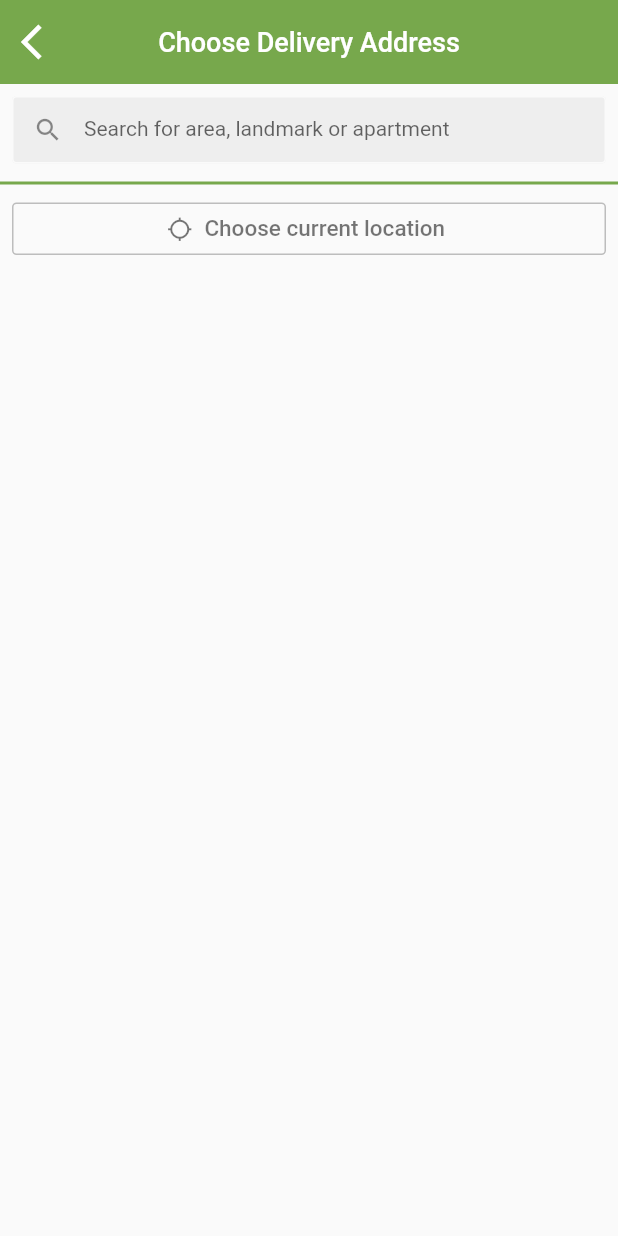
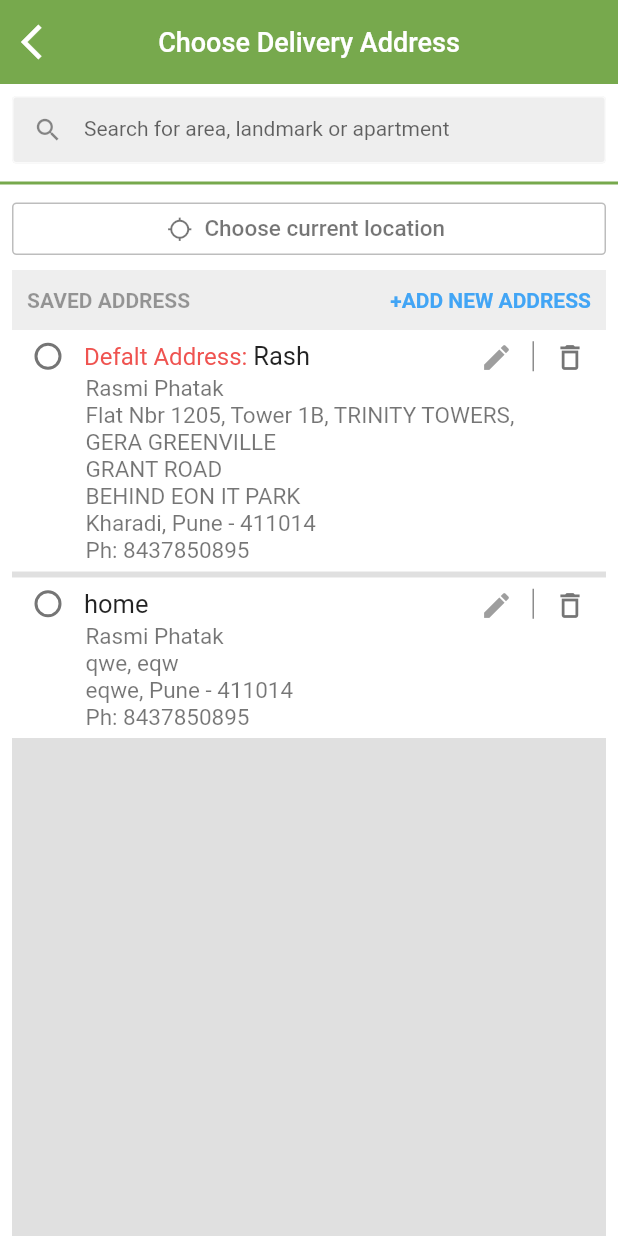
Before and after one commit to Manu-AdapptLimited/basket2, a Flutter app: the screen it shows after launch, on a phone screen of 412 x 824 dp. Run offline on Flutter 3.47's test engine with Material 2 defaults, Android fonts, the light colour scheme and no system bars.

Commit message:
choose address completed

```diff
--- a/lib/DeliveryAddress/DeliveryAdd.dart
+++ b/lib/DeliveryAddress/DeliveryAdd.dart
@@ -6,6 +6,7 @@ class DeliveryAdd extends StatelessWidget {
   @override
   Widget build(BuildContext context) {
     return Scaffold(
+      backgroundColor: Colors.white,
       appBar: AppBar(
         leading: IconButton(
             icon: Icon(
@@ -35,6 +36,7 @@ class DeliveryAdd extends StatelessWidget {
                 thickness: 2.0,
                 ),
                 LocationBtn(),
+                AddContainer()
 
 
               ],
--- /dev/null
+++ b/lib/DeliveryAddress/Widget/AddContainer.dart
@@ -0,0 +1,51 @@
+
+import 'package:flutter/material.dart';
+import 'Widgets.dart';
+
+class AddContainer extends StatelessWidget {
+  @override
+  Widget build(BuildContext context) {
+    return Container(
+      color: Colors.white,
+      width: MediaQuery.of(context).size.width,
+      height: MediaQuery.of(context).size.height,
+      child: Container(
+        color: Colors.grey[300],
+        margin: EdgeInsets.only(left: 8, right: 8),
+        child: Column(
+          crossAxisAlignment: CrossAxisAlignment.start,
+          children: [
+            Container(
+              height: 40,
+              padding: EdgeInsets.only(
+                left: 10,
+              ),
+              color: Colors.grey[200],
+              child: Row(
+                mainAxisAlignment: MainAxisAlignment.spaceBetween,
+                children: [
+                  Text('SAVED ADDRESS',
+                      style: TextStyle(
+                          fontWeight: FontWeight.bold, color: Colors.black38)),
+                  FlatButton(
+                    padding: EdgeInsets.only(right: 10),
+                    onPressed: () {},
+                    child: Text('+ADD NEW ADDRESS',
+                        style: TextStyle(
+                            fontWeight: FontWeight.bold,
+                            color: Colors.blue[400])),
+                  )
+                ],
+              ),
+            ),
+
+            DefaultAdd(),
+
+            HomeAdd()
+
+          ],
+        ),
+      ),
+    );
+  }
+}
--- /dev/null
+++ b/lib/DeliveryAddress/Widget/DefaultAdd.dart
@@ -0,0 +1,118 @@
+import 'package:flutter/material.dart';
+
+class DefaultAdd extends StatefulWidget {
+  @override
+  _DefaultAddState createState() => _DefaultAddState();
+}
+
+class _DefaultAddState extends State<DefaultAdd> {
+  var selectVal = 0;
+  onChange(value) {
+    setState(() {
+      selectVal = value;
+    });
+  }
+
+  @override
+  Widget build(BuildContext context) {
+    return Container(
+      color: Colors.white,
+      padding: EdgeInsets.only(top: 5,bottom: 5),
+      margin: EdgeInsets.only(bottom: 4),
+      child: Column(
+        crossAxisAlignment: CrossAxisAlignment.start,
+        children: [
+          Container(
+            height: 25,
+            child: Row(
+              mainAxisAlignment: MainAxisAlignment.spaceBetween,
+              children: [
+                Container(
+                  child: Row(
+                    children: [
+                      Radio(
+                          activeColor: Colors.black,
+                          focusColor: Color.fromRGBO(104, 159, 57, 0.9),
+                          autofocus: true,
+                          value: 1,
+                          groupValue: selectVal,
+                          onChanged: (value) {
+                            onChange(value);
+                          }),
+                      RichText(
+                          text: TextSpan(
+                              text: 'Defalt Address: ',
+                              style: TextStyle(
+                                color: Colors.red[400],
+                                fontSize: 16,
+                              ),
+                              children: [
+                            TextSpan(
+                              text: 'Rash',
+                              style: TextStyle(
+                                color: Colors.black87,
+                                fontSize: 17,
+                              ),
+                            )
+                          ]))
+                    ],
+                  ),
+                ),
+                Container(
+                  height: 20,
+                  child: Row(
+                    children: [
+                      IconButton(
+                          padding: EdgeInsets.all(0),
+                          icon: Icon(
+                            Icons.mode_edit,
+                            size: 22,
+                            color: Colors.grey[500],
+                          ),
+                          onPressed: () {}),
+                      Container(
+                        decoration: BoxDecoration(
+                          border: Border(
+                            left: BorderSide(
+                              color: Colors.black45,
+                            ),
+                          ),
+                        ),
+                        child: IconButton(
+                            padding: EdgeInsets.all(0),
+                            icon: Icon(
+                              Icons.delete_outline,
+                              size: 22,
+                              color: Colors.grey[600],
+                            ),
+                            onPressed: () {}),
+                      ),
+                    ],
+                  ),
+                )
+              ],
+            ),
+          ),
+          texts('Rasmi Phatak'),
+          texts('Flat Nbr 1205, Tower 1B, TRINITY TOWERS,'),
+          texts('GERA GREENVILLE'),
+          texts('GRANT ROAD'),
+          texts('BEHIND EON IT PARK'),
+          texts('Kharadi, Pune - 411014'),
+          texts('Ph: 8437850895'),
+
+        ],
+      ),
+    );
+  }
+}
+
+Widget texts(text) {
+  return Padding(
+    padding: const EdgeInsets.only(left: 49),
+    child: Text(text,style: TextStyle(
+      color: Colors.black54,
+      fontSize: 15
+    ),),
+  );
+}
--- /dev/null
+++ b/lib/DeliveryAddress/Widget/HomeAdd.dart
@@ -0,0 +1,117 @@
+import 'package:flutter/material.dart';
+
+
+class HomeAdd extends StatefulWidget {
+  @override
+  _HomeAddState createState() => _HomeAddState();
+}
+
+class _HomeAddState extends State<HomeAdd> {
+  var selectVal = 0;
+  onChange(value) {
+    setState(() {
+      selectVal = value;
+    });
+  }
+  @override
+  Widget build(BuildContext context) {
+    return Container(
+      color: Colors.white,
+      padding: EdgeInsets.only(top: 5,bottom: 5),
+      child: Column(
+        crossAxisAlignment: CrossAxisAlignment.start,
+        children: [
+          Container(
+            height: 25,
+            child: Row(
+              mainAxisAlignment: MainAxisAlignment.spaceBetween,
+              children: [
+                Container(
+                  child: Row(
+                    children: [
+                      Radio(
+                          activeColor: Colors.black,
+                          focusColor: Color.fromRGBO(104, 159, 57, 0.9),
+                          autofocus: true,
+                          value: 1,
+                          groupValue: selectVal,
+                          onChanged: (value) {
+                            onChange(value);
+                          }),
+                      RichText(
+                          text: TextSpan(
+                              text: '',
+                              style: TextStyle(
+                                color: Colors.red[400],
+                                fontSize: 16,
+                              ),
+                              children: [
+                            TextSpan(
+                              text: 'home',
+                              style: TextStyle(
+                                color: Colors.black87,
+                                fontSize: 17,
+                              ),
+                            )
+                          ]))
+                    ],
+                  ),
+                ),
+                Container(
+                  height: 20,
+                  child: Row(
+                    children: [
+                      IconButton(
+                          padding: EdgeInsets.all(0),
+                          icon: Icon(
+                            Icons.mode_edit,
+                            size: 22,
+                            color: Colors.grey[500],
+                          ),
+                          onPressed: () {}),
+                      Container(
+                        decoration: BoxDecoration(
+                          border: Border(
+                            left: BorderSide(
+                              color: Colors.black45,
+                            ),
+                          ),
+                        ),
+                        child: IconButton(
+                            padding: EdgeInsets.all(0),
+                            icon: Icon(
+                              Icons.delete_outline,
+                              size: 22,
+                              color: Colors.grey[600],
+                            ),
+                            onPressed: () {}),
+                      ),
+                    ],
+                  ),
+                )
+              ],
+            ),
+          ),
+          text('Rasmi Phatak'),
+          text('qwe, eqw'),
+          text('eqwe, Pune - 411014 '),
+          // text('GRANT ROAD'),
+          // text('BEHIND EON IT PARK'),
+          // text('Kharadi, Pune - 411014'),
+          text('Ph: 8437850895'),
+
+        ],
+      ),
+    );
+  }
+}
+
+Widget text(text) {
+  return Padding(
+    padding: const EdgeInsets.only(left: 49),
+    child: Text(text,style: TextStyle(
+      color: Colors.black54,
+      fontSize: 15
+    ),),
+  );
+}
--- a/lib/DeliveryAddress/Widget/LocationBtn.dart
+++ b/lib/DeliveryAddress/Widget/LocationBtn.dart
@@ -15,7 +15,7 @@ class _LocationBtnState extends State<LocationBtn> {
         ),
         borderRadius: BorderRadius.all(Radius.circular(3)),
       ),
-      margin: EdgeInsets.only(left: 8, right: 8, top: 5, bottom: 5),
+      margin: EdgeInsets.only(left: 8, right: 8, top: 5, bottom: 10),
       width: MediaQuery.of(context).size.width,
       height: 35,
       child: FlatButton.icon(
--- a/lib/DeliveryAddress/Widget/Widgets.dart
+++ b/lib/DeliveryAddress/Widget/Widgets.dart
@@ -1,2 +1,5 @@
 export 'AddSearch.dart';
 export 'LocationBtn.dart';
+export 'AddContainer.dart';
+export 'DefaultAdd.dart';
+export 'HomeAdd.dart';
```
